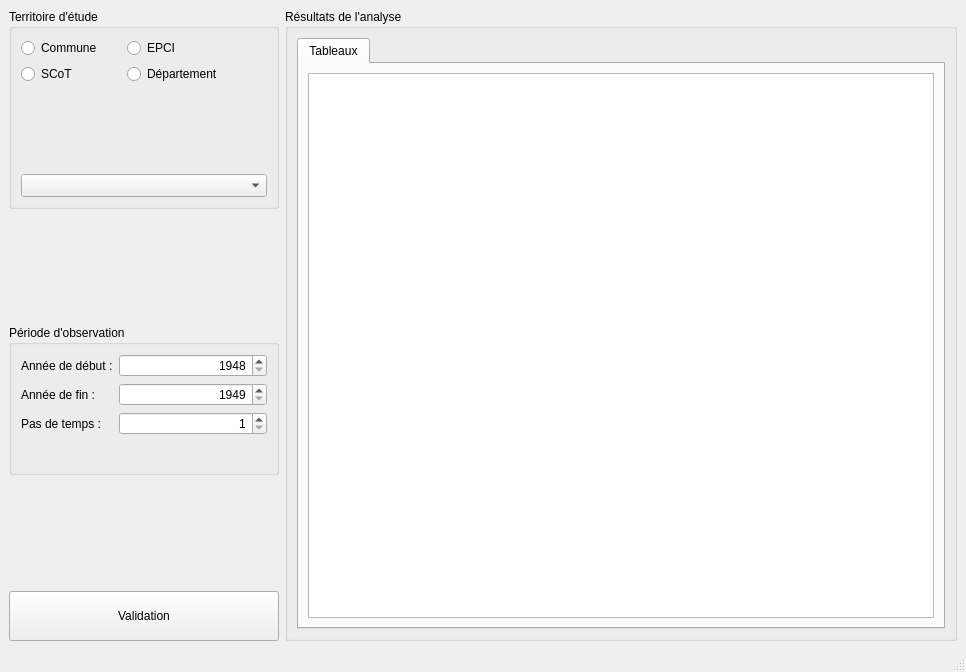
dasycarpum/pro_DDT_Observatoire_foncier, file fenetre_principale.ui: the form before one commit.
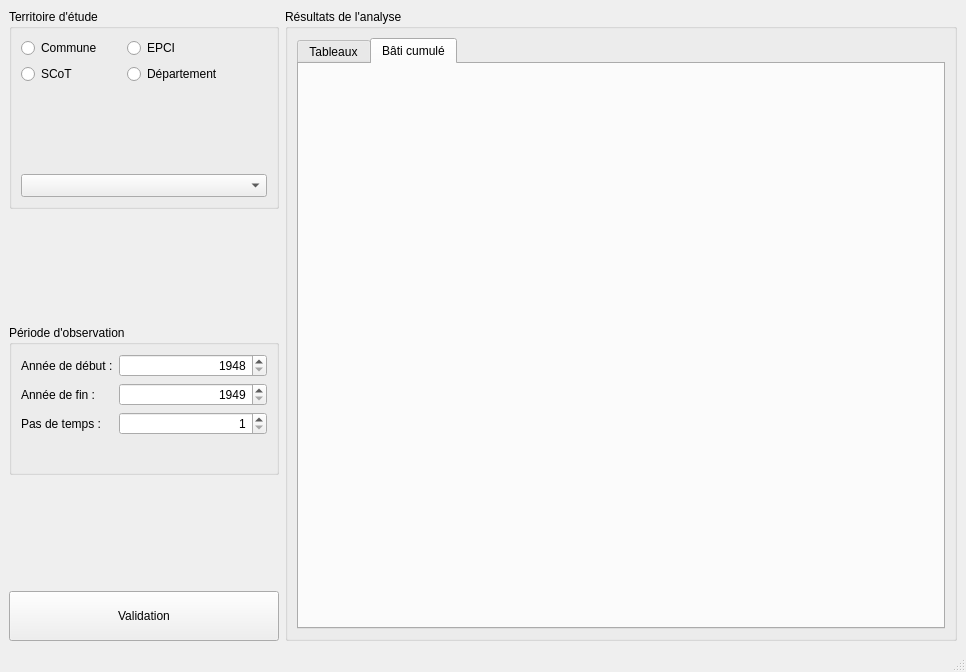
The form after the commit. The open tabs and pages were chosen to show the change.

Commit message: Graphique : initialisation de qwt dans le projet Ajout de l'include 'qwt' dans fichier .pro Ajout des includes 'plot' dans fenetre_principale.h Mise en place d'une méthode afficher le graphique à partir de l'algorithme Création d'un layout d'accueil dans un nouvel onglet du QTabWidget des résultats

Patch:
```diff
--- a/fenetre_principale.ui
+++ b/fenetre_principale.ui
@@ -44,6 +44,16 @@
              </item>
             </layout>
            </widget>
+           <widget class="QWidget" name="tab_bati_cumul">
+            <attribute name="title">
+             <string>Bâti cumulé</string>
+            </attribute>
+            <layout class="QVBoxLayout" name="verticalLayout_4">
+             <item>
+              <layout class="QHBoxLayout" name="horizontalLayout_bati_cumul"/>
+             </item>
+            </layout>
+           </widget>
           </widget>
          </item>
         </layout>
```
The commit also changes 3 other files.
